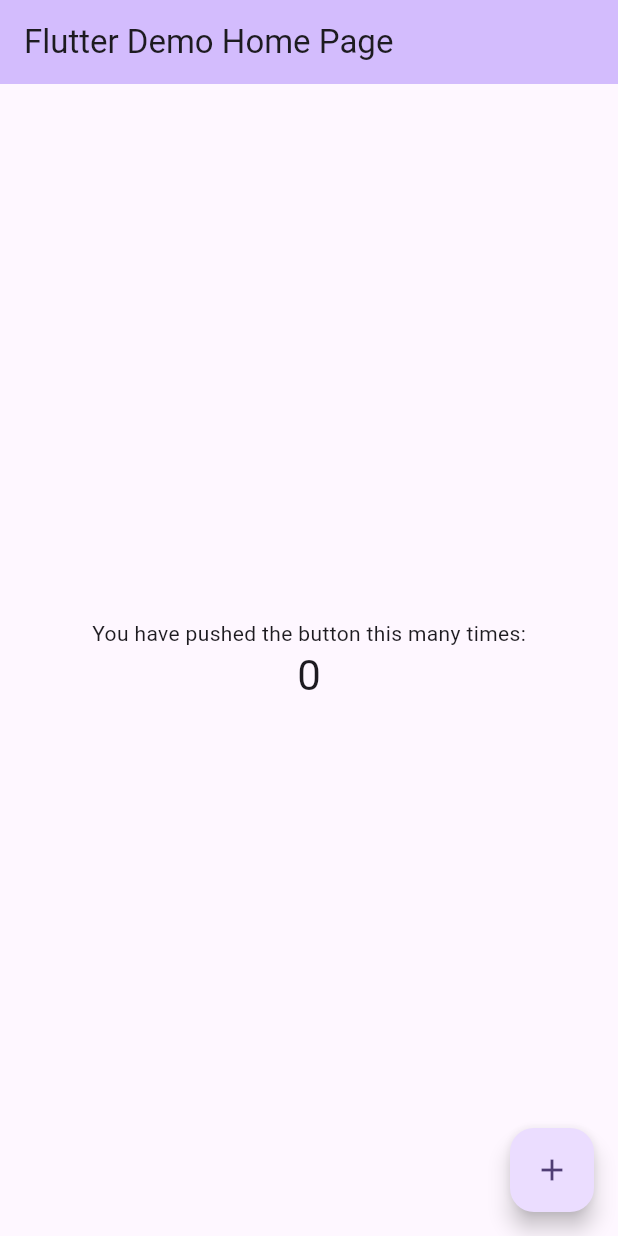
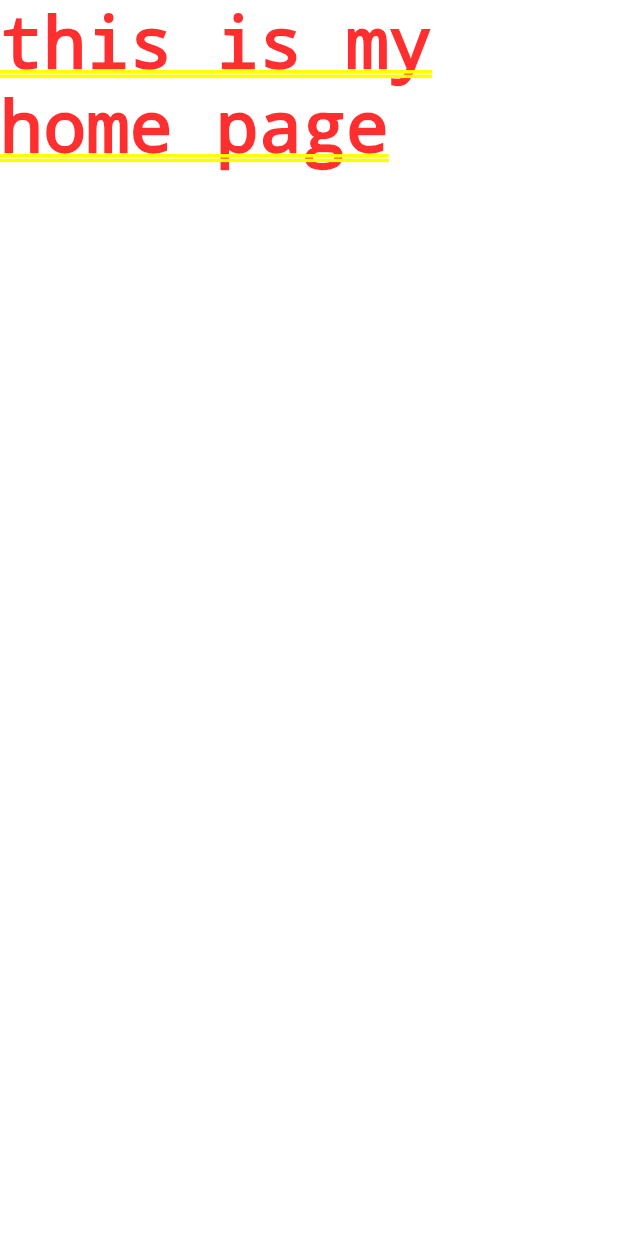
Before and after one commit to shalsha01/flutter-learning, a Flutter app: the screen it shows after launch, on a phone screen of 412 x 824 dp. Run offline on Flutter 3.47's test engine with Material 3 defaults, Android fonts, the phone set to English and light mode, and no system bars.

Commit message:
Simplify main application structure with a basic home page

```diff
--- a/my_first_app/lib/main.dart
+++ b/my_first_app/lib/main.dart
@@ -1,122 +1,4 @@
-import 'package:flutter/material.dart';
-
-void main() {
-  runApp(const MyApp());
+import "package:flutter/material.dart";
+void main(){
+runApp(MaterialApp(home: Text("this is my home page ")));
 }
-
-class MyApp extends StatelessWidget {
-  const MyApp({super.key});
-
-  // This widget is the root of your application.
-  @override
-  Widget build(BuildContext context) {
-    return MaterialApp(
-      title: 'Flutter Demo',
-      theme: ThemeData(
-        // This is the theme of your application.
-        //
-        // TRY THIS: Try running your application with "flutter run". You'll see
-        // the application has a purple toolbar. Then, without quitting the app,
-        // try changing the seedColor in the colorScheme below to Colors.green
-        // and then invoke "hot reload" (save your changes or press the "hot
-        // reload" button in a Flutter-supported IDE, or press "r" if you used
-        // the command line to start the app).
-        //
-        // Notice that the counter didn't reset back to zero; the application
-        // state is not lost during the reload. To reset the state, use hot
-        // restart instead.
-        //
-        // This works for code too, not just values: Most code changes can be
-        // tested with just a hot reload.
-        colorScheme: ColorScheme.fromSeed(seedColor: Colors.deepPurple),
-      ),
-      home: const MyHomePage(title: 'Flutter Demo Home Page'),
-    );
-  }
-}
-
-class MyHomePage extends StatefulWidget {
-  const MyHomePage({super.key, required this.title});
-
-  // This widget is the home page of your application. It is stateful, meaning
-  // that it has a State object (defined below) that contains fields that affect
-  // how it looks.
-
-  // This class is the configuration for the state. It holds the values (in this
-  // case the title) provided by the parent (in this case the App widget) and
-  // used by the build method of the State. Fields in a Widget subclass are
-  // always marked "final".
-
-  final String title;
-
-  @override
-  State<MyHomePage> createState() => _MyHomePageState();
-}
-
-class _MyHomePageState extends State<MyHomePage> {
-  int _counter = 0;
-
-  void _incrementCounter() {
-    setState(() {
-      // This call to setState tells the Flutter framework that something has
-      // changed in this State, which causes it to rerun the build method below
-      // so that the display can reflect the updated values. If we changed
-      // _counter without calling setState(), then the build method would not be
-      // called again, and so nothing would appear to happen.
-      _counter++;
-    });
-  }
-
-  @override
-  Widget build(BuildContext context) {
-    // This method is rerun every time setState is called, for instance as done
-    // by the _incrementCounter method above.
-    //
-    // The Flutter framework has been optimized to make rerunning build methods
-    // fast, so that you can just rebuild anything that needs updating rather
-    // than having to individually change instances of widgets.
-    return Scaffold(
-      appBar: AppBar(
-        // TRY THIS: Try changing the color here to a specific color (to
-        // Colors.amber, perhaps?) and trigger a hot reload to see the AppBar
-        // change color while the other colors stay the same.
-        backgroundColor: Theme.of(context).colorScheme.inversePrimary,
-        // Here we take the value from the MyHomePage object that was created by
-        // the App.build method, and use it to set our appbar title.
-        title: Text(widget.title),
-      ),
-      body: Center(
-        // Center is a layout widget. It takes a single child and positions it
-        // in the middle of the parent.
-        child: Column(
-          // Column is also a layout widget. It takes a list of children and
-          // arranges them vertically. By default, it sizes itself to fit its
-          // children horizontally, and tries to be as tall as its parent.
-          //
-          // Column has various properties to control how it sizes itself and
-          // how it positions its children. Here we use mainAxisAlignment to
-          // center the children vertically; the main axis here is the vertical
-          // axis because Columns are vertical (the cross axis would be
-          // horizontal).
-          //
-          // TRY THIS: Invoke "debug painting" (choose the "Toggle Debug Paint"
-          // action in the IDE, or press "p" in the console), to see the
-          // wireframe for each widget.
-          mainAxisAlignment: MainAxisAlignment.center,
-          children: <Widget>[
-            const Text('You have pushed the button this many times:'),
-            Text(
-              '$_counter',
-              style: Theme.of(context).textTheme.headlineMedium,
-            ),
-          ],
-        ),
-      ),
-      floatingActionButton: FloatingActionButton(
-        onPressed: _incrementCounter,
-        tooltip: 'Increment',
-        child: const Icon(Icons.add),
-      ), // This trailing comma makes auto-formatting nicer for build methods.
-    );
-  }
-}
```
